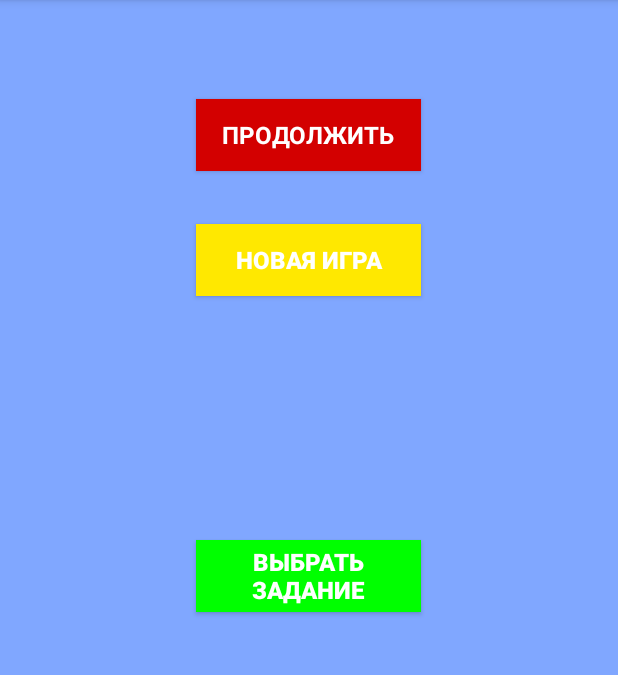
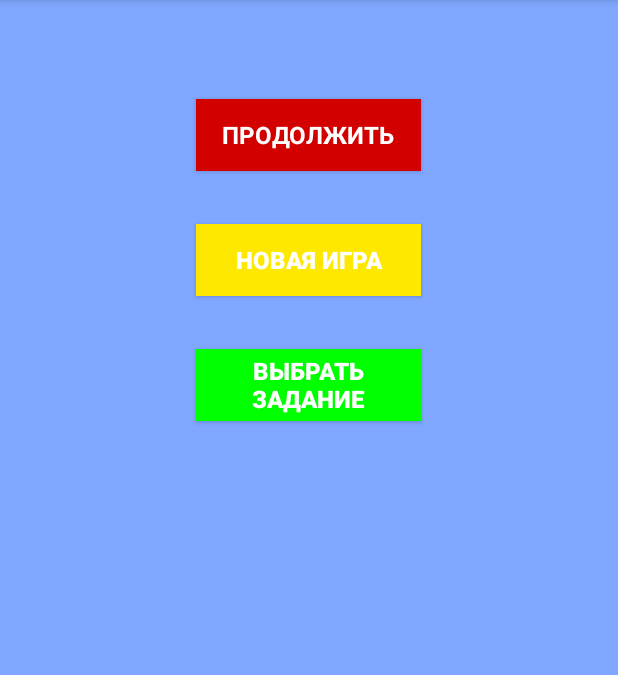
Before and after one commit to yerassyl/Codemenao, an Android app: the MainActivity screen opened directly, with no data from a screen before it, on a phone screen of 412 x 824 dp, the part 84-759 px from its top. Run offline under Robolectric (Android 15) with nearby library versions, the phone set to English and light mode, and no system bars; network calls fail.

```diff
--- a/app/src/main/java/nu/hci/codemenao/MainActivity.java
+++ b/app/src/main/java/nu/hci/codemenao/MainActivity.java
@@ -13,7 +13,7 @@ import android.widget.Button;
 public class MainActivity extends ActionBarActivity implements View.OnClickListener {
 
     Button newGame, resume, chooseLevel;
-    SharedPreferences levels;
+    public static SharedPreferences levels;
 
     public static int level = 1;
 
--- a/app/src/main/java/nu/hci/codemenao/VisualEditorActivity.java
+++ b/app/src/main/java/nu/hci/codemenao/VisualEditorActivity.java
@@ -1,6 +1,7 @@
 package nu.hci.codemenao;
 
 import android.app.ProgressDialog;
+import android.content.Intent;
 import android.graphics.Bitmap;
 import android.support.v7.app.ActionBarActivity;
 import android.os.Bundle;
@@ -21,7 +22,10 @@ public class VisualEditorActivity extends ActionBarActivity {
         super.onCreate(savedInstanceState);
         setContentView(R.layout.activity_visual_editor);
 
-        final ProgressDialog pd = ProgressDialog.show(this, "", "Пожалуйста подождите...", true);
+        final ProgressDialog pd = ProgressDialog.show(this, "", "Пожалуйста, подождите...", true);
+
+        Intent i = getIntent();
+        i.getIntExtra("current_level",1);
 
          myWebView = (WebView) findViewById(R.id.visualEditorView);
         WebSettings webSettings = myWebView.getSettings();
--- /dev/null
+++ b/app/src/main/res/drawable/list_selector.xml
@@ -0,0 +1,6 @@
+<?xml version="1.0" encoding="utf-8"?>
+<selector xmlns:android="http://schemas.android.com/apk/res/android">
+    <item android:state_pressed="true" android:drawable="@drawable/list_selector_pressed" />
+    <item android:state_focused="true" android:drawable="@drawable/list_selector_focused" />
+    <item android:drawable="@android:color/transparent" />
+</selector>
--- /dev/null
+++ b/app/src/main/res/drawable/list_selector_focused.xml
@@ -0,0 +1,5 @@
+<?xml version="1.0" encoding="utf-8"?>
+<shape xmlns:android="http://schemas.android.com/apk/res/android" android:shape="rectangle">
+
+    <gradient android:endColor="#f7ddb8" android:startColor="#f5c98c" android:angle="90"></gradient>
+</shape>
--- /dev/null
+++ b/app/src/main/res/drawable/list_selector_pressed.xml
@@ -0,0 +1,6 @@
+<?xml version="1.0" encoding="utf-8"?>
+<shape xmlns:android="http://schemas.android.com/apk/res/android" android:shape="rectangle">
+
+    <gradient android:endColor="#ffc579" android:startColor="#fb9d23" android:angle="90"></gradient>
+
+</shape>
--- a/app/src/main/res/layout/activity_choose_level.xml
+++ b/app/src/main/res/layout/activity_choose_level.xml
@@ -8,6 +8,8 @@
 
 
     <ListView
+        android:listSelector="@drawable/list_selector"
+
         android:layout_width="wrap_content"
         android:layout_height="wrap_content"
         android:id="@+id/listView"
--- a/app/src/main/res/layout/activity_main.xml
+++ b/app/src/main/res/layout/activity_main.xml
@@ -1,19 +1,12 @@
-<RelativeLayout xmlns:android="http://schemas.android.com/apk/res/android"
+<LinearLayout xmlns:android="http://schemas.android.com/apk/res/android"
     xmlns:tools="http://schemas.android.com/tools" android:layout_width="match_parent"
     android:layout_height="match_parent" android:paddingLeft="@dimen/activity_horizontal_margin"
     android:paddingRight="@dimen/activity_horizontal_margin"
     android:background="#80A7FF"
+    android:orientation="vertical"
     android:paddingTop="@dimen/activity_vertical_margin"
     android:paddingBottom="@dimen/activity_vertical_margin" tools:context=".MainActivity">
 
-    <Button android:id="@+id/choose"
-        style="@style/choose_task_button"
-        android:text="@string/choose_level"
-        android:layout_height="wrap_content"
-        android:layout_width="150dp"
-        android:layout_gravity="center"
-        android:layout_centerVertical="true"
-        android:layout_alignStart="@+id/new_game"></Button>
 
     <Button android:id="@+id/resume"
         style="@style/resume_button"
@@ -25,7 +18,7 @@
         android:layout_marginTop="50dp"
         android:width="150dp"
         android:visibility="visible"
-        android:layout_gravity="center_horizontal|top"></Button>
+        android:layout_gravity="center_horizontal"></Button>
 
     <Button android:id="@+id/new_game"
         style="@style/new_game_button"
@@ -37,5 +30,14 @@
         android:layout_below="@+id/resume"
         android:layout_alignStart="@+id/resume"></Button>
 
+    <Button android:id="@+id/choose"
+        style="@style/choose_task_button"
+        android:text="@string/choose_level"
+        android:layout_height="wrap_content"
+        android:layout_width="150dp"
+        android:layout_gravity="center"
+        android:layout_marginTop="35dp"
+        android:layout_centerVertical="true"
+        android:layout_alignStart="@+id/new_game"></Button>
 
-</RelativeLayout>
+</LinearLayout>
```
Also changed, not shown: app/src/main/java/nu/hci/codemenao/ChooseLevel.java (+23 -0 lines).
